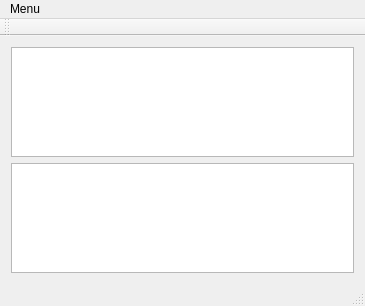
Before: the Qt Designer form SRAdmin/MainWindow.ui in MarcSeebold/simpleRacerAdmin, drawn with Qt 5.
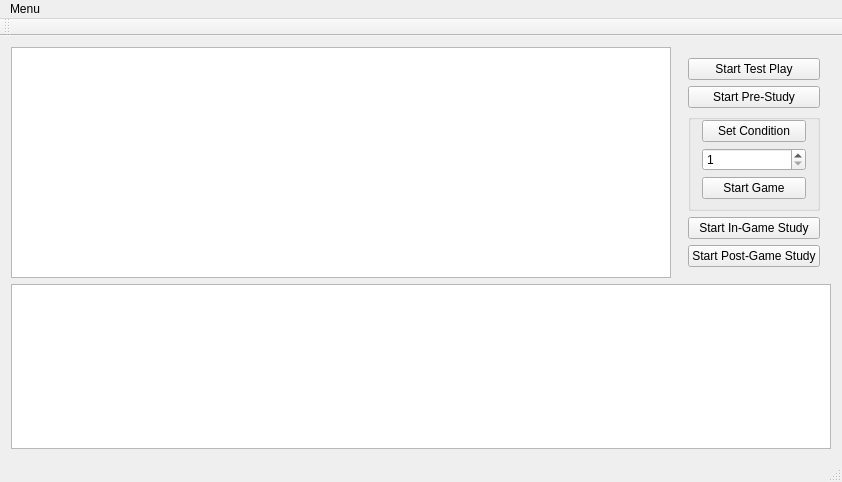
After: the same form once the commit is applied.

Diff of the .ui file:
```diff
--- a/SRAdmin/MainWindow.ui
+++ b/SRAdmin/MainWindow.ui
@@ -6,42 +6,109 @@
    <rect>
     <x>0</x>
     <y>0</y>
-    <width>365</width>
-    <height>306</height>
+    <width>842</width>
+    <height>482</height>
    </rect>
   </property>
   <property name="windowTitle">
    <string>MainWindow</string>
   </property>
   <widget class="QWidget" name="centralWidget">
-   <layout class="QGridLayout" name="gridLayout">
-    <item row="1" column="0">
-     <spacer name="verticalSpacer">
-      <property name="orientation">
-       <enum>Qt::Vertical</enum>
-      </property>
-      <property name="sizeHint" stdset="0">
-       <size>
-        <width>20</width>
-        <height>40</height>
-       </size>
-      </property>
-     </spacer>
+   <layout class="QVBoxLayout" name="verticalLayout">
+    <item>
+     <layout class="QHBoxLayout" name="horizontalLayout">
+      <item>
+       <widget class="QListView" name="clients">
+        <property name="alternatingRowColors">
+         <bool>true</bool>
+        </property>
+       </widget>
+      </item>
+      <item>
+       <widget class="QWidget" name="verticalWidget" native="true">
+        <layout class="QVBoxLayout" name="verticalLayout_2">
+         <item>
+          <widget class="QPushButton" name="pushButton">
+           <property name="text">
+            <string>Start Test Play</string>
+           </property>
+          </widget>
+         </item>
+         <item>
+          <widget class="QPushButton" name="pushButton_2">
+           <property name="text">
+            <string>Start Pre-Study</string>
+           </property>
+          </widget>
+         </item>
+         <item>
+          <widget class="QGroupBox" name="groupBox">
+           <property name="title">
+            <string/>
+           </property>
+           <property name="flat">
+            <bool>false</bool>
+           </property>
+           <layout class="QVBoxLayout" name="verticalLayout_3">
+            <property name="topMargin">
+             <number>0</number>
+            </property>
+            <property name="bottomMargin">
+             <number>9</number>
+            </property>
+            <item>
+             <widget class="QPushButton" name="pushButton_3">
+              <property name="text">
+               <string>Set Condition</string>
+              </property>
+             </widget>
+            </item>
+            <item>
+             <widget class="QSpinBox" name="spinBox">
+              <property name="minimum">
+               <number>1</number>
+              </property>
+              <property name="maximum">
+               <number>10</number>
+              </property>
+             </widget>
+            </item>
+            <item>
+             <widget class="QPushButton" name="pushButton_6">
+              <property name="text">
+               <string>Start Game</string>
+              </property>
+             </widget>
+            </item>
+           </layout>
+          </widget>
+         </item>
+         <item>
+          <widget class="QPushButton" name="pushButton_4">
+           <property name="text">
+            <string>Start In-Game Study</string>
+           </property>
+          </widget>
+         </item>
+         <item>
+          <widget class="QPushButton" name="pushButton_5">
+           <property name="text">
+            <string>Start Post-Game Study</string>
+           </property>
+          </widget>
+         </item>
+        </layout>
+       </widget>
+      </item>
+     </layout>
     </item>
-    <item row="2" column="0">
+    <item>
      <widget class="QListWidget" name="console">
       <property name="alternatingRowColors">
        <bool>false</bool>
       </property>
      </widget>
     </item>
-    <item row="0" column="0">
-     <widget class="QListView" name="clients">
-      <property name="alternatingRowColors">
-       <bool>true</bool>
-      </property>
-     </widget>
-    </item>
    </layout>
   </widget>
   <widget class="QMenuBar" name="menuBar">
@@ -49,8 +116,8 @@
     <rect>
      <x>0</x>
      <y>0</y>
-     <width>365</width>
-     <height>23</height>
+     <width>842</width>
+     <height>22</height>
     </rect>
    </property>
    <widget class="QMenu" name="menuMenu">
```
